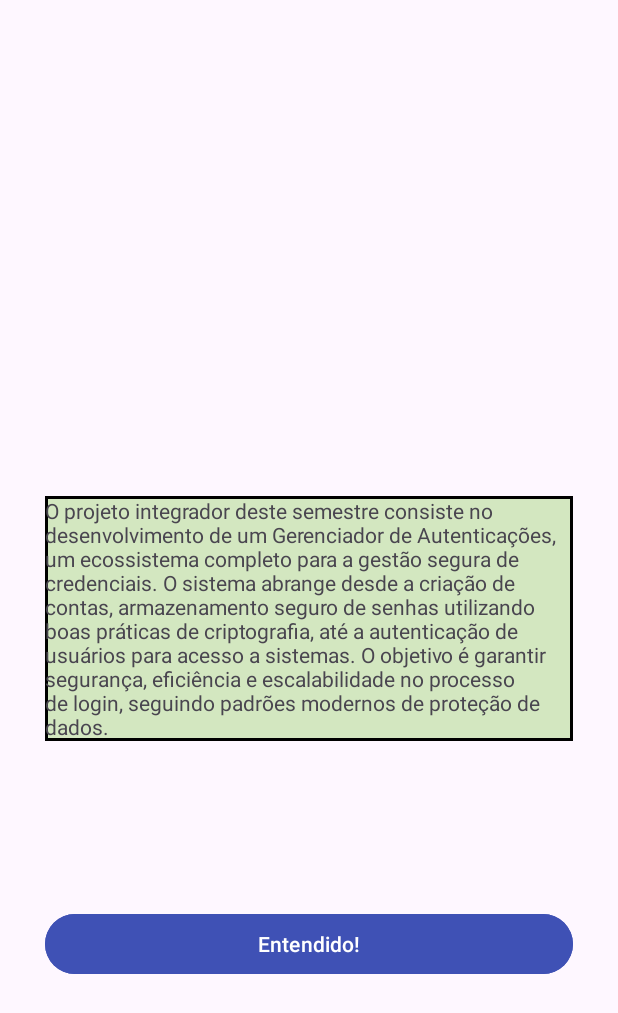
After one commit to Eric-Rodrigues-Abib/PI3-Turma2-5, an Android app: the fragment InfoFragment shown on its own in the app's theme, on a phone screen of 412 x 824 dp. The commit adds this screen. Shown: the top 1013 px of the screen. Run offline under Robolectric (Android 15) with nearby library versions, the phone set to English and light mode, and no system bars.

Commit message:
Tela de info geral do projeto

```diff
--- a/app/build.gradle.kts
+++ b/app/build.gradle.kts
@@ -33,6 +33,10 @@ android {
     kotlinOptions {
         jvmTarget = "11"
     }
+
+    buildFeatures{
+        viewBinding = true
+    }
 }
 
 dependencies {
@@ -45,4 +49,9 @@ dependencies {
     testImplementation(libs.junit)
     androidTestImplementation(libs.androidx.junit)
     androidTestImplementation(libs.androidx.espresso.core)
+    //navigation
+    implementation(libs.androidx.navigation.fragment)
+    implementation(libs.androidx.navigation.ui)
+    //fragment
+    implementation(libs.androidx.fragment.ktx)
 }
--- /dev/null
+++ b/app/src/main/java/com/example/pi3_turma2_5/InfoFragment.kt
@@ -0,0 +1,59 @@
+package com.example.pi3_turma2_5
+
+import android.os.Bundle
+import androidx.fragment.app.Fragment
+import android.view.LayoutInflater
+import android.view.View
+import android.view.ViewGroup
+
+// TODO: Rename parameter arguments, choose names that match
+// the fragment initialization parameters, e.g. ARG_ITEM_NUMBER
+private const val ARG_PARAM1 = "param1"
+private const val ARG_PARAM2 = "param2"
+
+/**
+ * A simple [Fragment] subclass.
+ * Use the [InfoFragment.newInstance] factory method to
+ * create an instance of this fragment.
+ */
+class InfoFragment : Fragment() {
+    // TODO: Rename and change types of parameters
+    private var param1: String? = null
+    private var param2: String? = null
+
+    override fun onCreate(savedInstanceState: Bundle?) {
+        super.onCreate(savedInstanceState)
+        arguments?.let {
+            param1 = it.getString(ARG_PARAM1)
+            param2 = it.getString(ARG_PARAM2)
+        }
+    }
+
+    override fun onCreateView(
+        inflater: LayoutInflater, container: ViewGroup?,
+        savedInstanceState: Bundle?
+    ): View? {
+        // Inflate the layout for this fragment
+        return inflater.inflate(R.layout.fragment_info, container, false)
+    }
+
+    companion object {
+        /**
+         * Use this factory method to create a new instance of
+         * this fragment using the provided parameters.
+         *
+         * @param param1 Parameter 1.
+         * @param param2 Parameter 2.
+         * @return A new instance of fragment InfoFragment.
+         */
+        // TODO: Rename and change types and number of parameters
+        @JvmStatic
+        fun newInstance(param1: String, param2: String) =
+            InfoFragment().apply {
+                arguments = Bundle().apply {
+                    putString(ARG_PARAM1, param1)
+                    putString(ARG_PARAM2, param2)
+                }
+            }
+    }
+}
--- /dev/null
+++ b/app/src/main/res/drawable/border_background.xml
@@ -0,0 +1,9 @@
+<?xml version="1.0" encoding="utf-8"?>
+<shape xmlns:android="http://schemas.android.com/apk/res/android">
+
+    <solid android:color="#3F51B500"/>
+    <stroke
+        android:color="@color/black"
+        android:width="2dp" />
+
+</shape>
--- /dev/null
+++ b/app/src/main/res/layout/fragment_info.xml
@@ -0,0 +1,36 @@
+<?xml version="1.0" encoding="utf-8"?>
+<androidx.constraintlayout.widget.ConstraintLayout xmlns:android="http://schemas.android.com/apk/res/android"
+    xmlns:tools="http://schemas.android.com/tools"
+    android:layout_width="match_parent"
+    android:layout_height="match_parent"
+    xmlns:app="http://schemas.android.com/apk/res-auto"
+    tools:context=".InfoFragment">
+
+    <!-- TODO: Update blank fragment layout -->
+    <TextView
+        android:layout_width="match_parent"
+        android:layout_height="wrap_content"
+        android:text="@string/ResumedInfo"
+        app:layout_constraintStart_toStartOf="parent"
+        app:layout_constraintEnd_toEndOf="parent"
+        app:layout_constraintTop_toTopOf="parent"
+        app:layout_constraintBottom_toBottomOf="parent"
+        android:layout_marginLeft="30dp"
+        android:layout_marginRight="30dp"
+        android:background="@drawable/border_background"/>
+
+    <Button
+        android:layout_width="match_parent"
+        android:layout_height="wrap_content"
+        android:layout_marginLeft="30dp"
+        android:layout_marginRight="30dp"
+        app:layout_constraintBottom_toBottomOf="parent"
+        app:layout_constraintEnd_toEndOf="parent"
+        app:layout_constraintHorizontal_bias="1.0"
+        app:layout_constraintStart_toStartOf="parent"
+        app:layout_constraintTop_toTopOf="parent"
+        app:layout_constraintVertical_bias="0.78"
+        android:text="Entendido!"
+        android:backgroundTint="@color/blue"/>
+
+</androidx.constraintlayout.widget.ConstraintLayout>
--- a/app/src/main/res/values/colors.xml
+++ b/app/src/main/res/values/colors.xml
@@ -2,4 +2,5 @@
 <resources>
     <color name="black">#FF000000</color>
     <color name="white">#FFFFFFFF</color>
+    <color name="blue">#3F51B5</color>
 </resources>
--- a/app/src/main/res/values/strings.xml
+++ b/app/src/main/res/values/strings.xml
@@ -1,3 +1,11 @@
 <resources>
     <string name="app_name">PI3-Turma2-5</string>
+    <!-- TODO: Remove or change this placeholder text -->
+    <string name="ResumedInfo">O projeto integrador deste semestre consiste no desenvolvimento de um
+        Gerenciador de Autenticações, um ecossistema completo para a gestão segura de credenciais.
+        O sistema abrange desde a criação de contas, armazenamento seguro de senhas utilizando boas
+        práticas de criptografia, até a autenticação de usuários para acesso a sistemas. O objetivo
+        é garantir segurança, eficiência e escalabilidade no processo de login, seguindo padrões
+        modernos de proteção de dados.</string>
+
 </resources>
--- a/gradle/libs.versions.toml
+++ b/gradle/libs.versions.toml
@@ -1,5 +1,6 @@
 [versions]
 agp = "8.9.0"
+fragmentKtx = "1.8.3"
 kotlin = "2.0.21"
 coreKtx = "1.15.0"
 junit = "4.13.2"
@@ -9,9 +10,13 @@ appcompat = "1.7.0"
 material = "1.12.0"
 activity = "1.10.1"
 constraintlayout = "2.2.1"
+navigationFragment = "2.8.8"
 
 [libraries]
 androidx-core-ktx = { group = "androidx.core", name = "core-ktx", version.ref = "coreKtx" }
+androidx-fragment-ktx = { module = "androidx.fragment:fragment-ktx", version.ref = "fragmentKtx" }
+androidx-navigation-fragment = { module = "androidx.navigation:navigation-fragment", version.ref = "navigationFragment" }
+androidx-navigation-ui = { module = "androidx.navigation:navigation-ui", version.ref = "navigationFragment" }
 junit = { group = "junit", name = "junit", version.ref = "junit" }
 androidx-junit = { group = "androidx.test.ext", name = "junit", version.ref = "junitVersion" }
 androidx-espresso-core = { group = "androidx.test.espresso", name = "espresso-core", version.ref = "espressoCore" }
```
